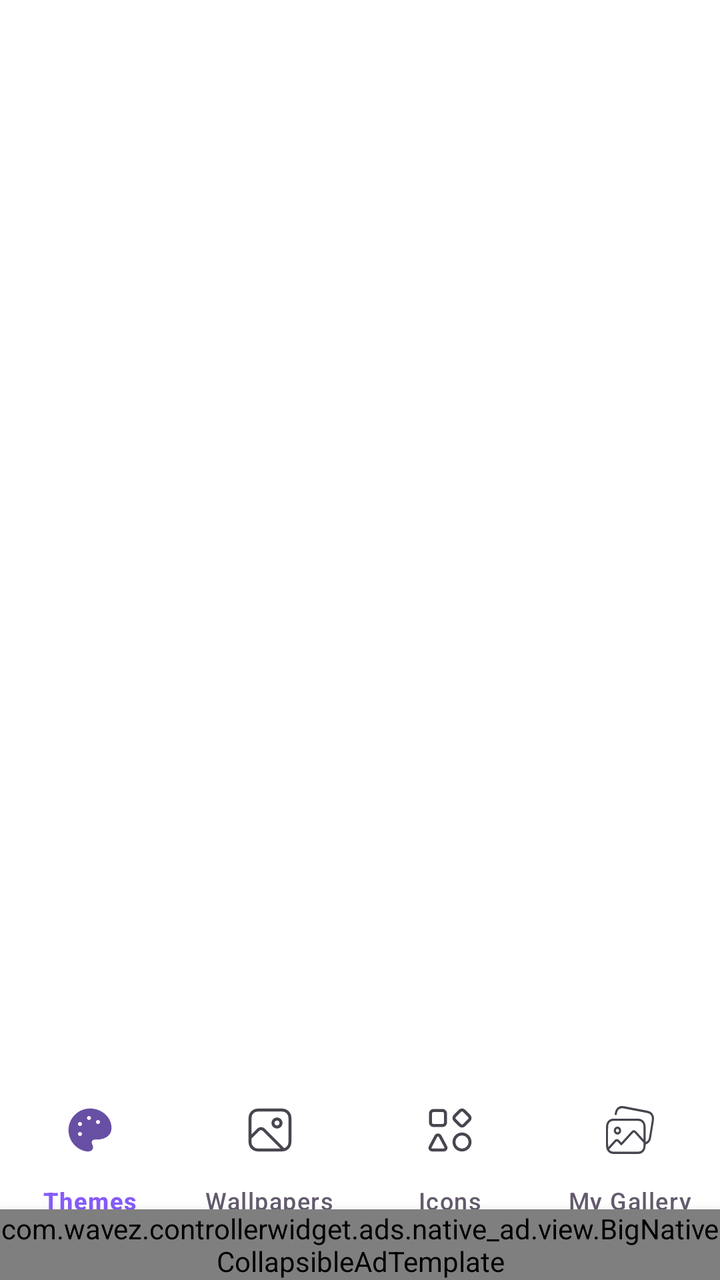
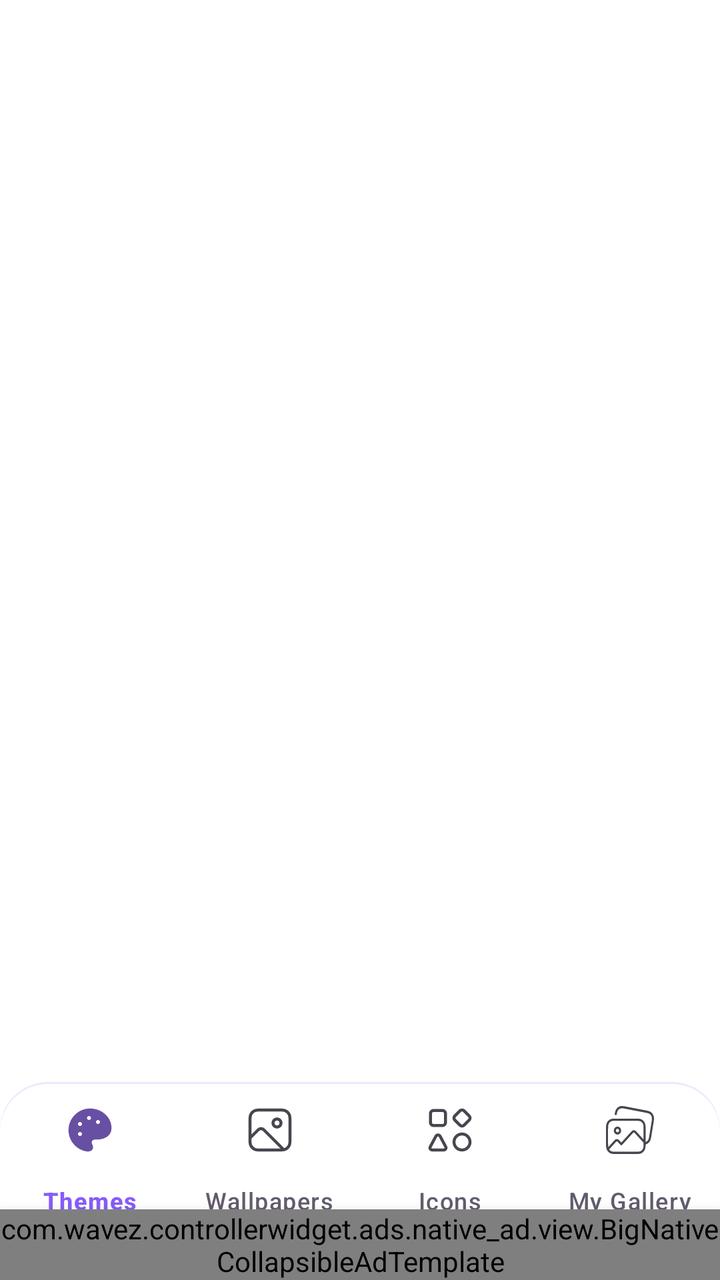

An Android layout rendered at two revisions. The XML below is the earlier revision; the diff shows what the commit changed to produce the second picture.
<!-- AndroidManifest.xml: application theme Theme.ThemeWallpaper -->
<!-- res/layout/activity_main.xml -->
<?xml version="1.0" encoding="utf-8"?>
<androidx.constraintlayout.widget.ConstraintLayout xmlns:android="http://schemas.android.com/apk/res/android"
    xmlns:app="http://schemas.android.com/apk/res-auto"
    android:id="@+id/root"
    android:layout_width="match_parent"
    android:layout_height="match_parent"
    android:background="@color/white"
    android:gravity="center"
    android:orientation="vertical">

    <TextView
        android:id="@+id/titleText"
        android:layout_width="wrap_content"
        android:layout_height="wrap_content"
        android:text="Control Center Demo"
        android:textColor="@color/black"
        android:textSize="24sp"
        android:textStyle="bold" />

    <TextView
        android:id="@+id/accessibilityStatusText"
        android:layout_width="wrap_content"
        android:layout_height="wrap_content"
        android:layout_marginTop="8dp"
        android:textSize="14sp"
        android:textStyle="bold" />

    <TextView
        android:id="@+id/themeStatusText"
        android:layout_width="match_parent"
        android:layout_height="wrap_content"
        android:layout_marginTop="4dp"
        android:gravity="center"
        android:textSize="12sp"
        android:textStyle="bold" />

    <Button
        android:id="@+id/togglePanelButton"
        android:layout_width="match_parent"
        android:layout_height="wrap_content"
        android:layout_marginTop="24dp"
        android:text="Show Panel" />

    <LinearLayout
        android:id="@+id/permissionButtonsContainer"
        android:layout_width="match_parent"
        android:layout_height="wrap_content"
        android:layout_marginTop="28dp"
        android:orientation="vertical" />

    <Button
        android:id="@+id/testGifWallpaperButton"
        android:layout_width="match_parent"
        android:layout_height="wrap_content"
        android:layout_marginTop="16dp"
        android:backgroundTint="#1976D2"
        android:text="Test GIF Wallpaper"
        android:textColor="@android:color/white" />

    <androidx.viewpager2.widget.ViewPager2
        android:id="@+id/vpMain"
        android:layout_width="match_parent"
        android:layout_height="0dp"
        android:background="@color/white"
        android:clickable="true"
        android:focusable="true"
        app:layout_constraintBottom_toTopOf="@+id/bottomNav"
        app:layout_constraintTop_toTopOf="parent" />

    <com.google.android.material.bottomnavigation.BottomNavigationView
        android:id="@+id/bottomNav"
        android:layout_width="match_parent"
        android:layout_height="wrap_content"
        android:layout_margin="0dp"
        android:background="@drawable/bg_nav_home"
        app:elevation="4dp"
        app:itemActiveIndicatorStyle="@null"
        app:itemIconTint="@null"
        app:itemTextColor="@color/title_tab_color"
        app:labelVisibilityMode="labeled"
        app:layout_constraintBottom_toTopOf="@+id/banner_ads"
        app:layout_constraintEnd_toEndOf="parent"
        app:layout_constraintStart_toStartOf="parent"
        app:menu="@menu/menu_home" />

    <com.ads.admob.banner_ads.BannerAdView
        android:id="@+id/banner_ads"
        android:layout_width="match_parent"
        android:layout_height="wrap_content"
        app:layout_constraintBottom_toBottomOf="parent" />

    <com.wavez.controllerwidget.ads.native_ad.view.BigNativeCollapsibleAdTemplate
        android:id="@+id/native_home"
        android:layout_width="match_parent"
        android:layout_height="wrap_content"
        android:elevation="10dp"
        app:layout_constraintBottom_toBottomOf="parent" />
</androidx.constraintlayout.widget.ConstraintLayout>
<!-- resources referenced by this layout -->
<resources>
  <color name="black">#FF000000</color>
  <color name="white">#FFFFFFFF</color>
  <!-- drawable bg_nav_home (drawable) -->
  <?xml version="1.0" encoding="utf-8"?>
  <shape xmlns:android="http://schemas.android.com/apk/res/android">
  
      <solid android:color="@color/white" />
      <corners
          android:topLeftRadius="24dp"
          android:topRightRadius="24dp" />
  </shape>
  <style name="Theme.ThemeWallpaper" parent="Base.Theme.P67ControllerWidget" />
  <style name="Base.Theme.P67ControllerWidget" parent="Theme.Material3.Light.NoActionBar">
          
          
          <item name="android:statusBarColor">@color/white</item>
          <item name="android:windowLightStatusBar">false</item>
          <item name="statusBarBackground">@color/white</item>
          <item name="android:windowOptOutEdgeToEdgeEnforcement" tools:targetApi="35">true</item>
  
      </style>
</resources>

<!-- the commit's change to res/layout/activity_main.xml (unified diff, before → after) -->
@@ -8,54 +8,7 @@
     android:gravity="center"
     android:orientation="vertical">
 
-    <TextView
-        android:id="@+id/titleText"
-        android:layout_width="wrap_content"
-        android:layout_height="wrap_content"
-        android:text="Control Center Demo"
-        android:textColor="@color/black"
-        android:textSize="24sp"
-        android:textStyle="bold" />
-
-    <TextView
-        android:id="@+id/accessibilityStatusText"
-        android:layout_width="wrap_content"
-        android:layout_height="wrap_content"
-        android:layout_marginTop="8dp"
-        android:textSize="14sp"
-        android:textStyle="bold" />
-
-    <TextView
-        android:id="@+id/themeStatusText"
-        android:layout_width="match_parent"
-        android:layout_height="wrap_content"
-        android:layout_marginTop="4dp"
-        android:gravity="center"
-        android:textSize="12sp"
-        android:textStyle="bold" />
-
-    <Button
-        android:id="@+id/togglePanelButton"
-        android:layout_width="match_parent"
-        android:layout_height="wrap_content"
-        android:layout_marginTop="24dp"
-        android:text="Show Panel" />
-
-    <LinearLayout
-        android:id="@+id/permissionButtonsContainer"
-        android:layout_width="match_parent"
-        android:layout_height="wrap_content"
-        android:layout_marginTop="28dp"
-        android:orientation="vertical" />
-
-    <Button
-        android:id="@+id/testGifWallpaperButton"
-        android:layout_width="match_parent"
-        android:layout_height="wrap_content"
-        android:layout_marginTop="16dp"
-        android:backgroundTint="#1976D2"
-        android:text="Test GIF Wallpaper"
-        android:textColor="@android:color/white" />
+    
 
     <androidx.viewpager2.widget.ViewPager2
         android:id="@+id/vpMain"
<!-- resource entries referenced after the edit -->
@@ -1,17 +1,32 @@
 <!-- resources referenced by this layout -->
 <resources>
-  <color name="black">#FF000000</color>
   <color name="white">#FFFFFFFF</color>
   <!-- drawable bg_nav_home (drawable) -->
   <?xml version="1.0" encoding="utf-8"?>
-  <shape xmlns:android="http://schemas.android.com/apk/res/android">
+  <layer-list xmlns:android="http://schemas.android.com/apk/res/android">
+      <item>
+          <shape>
+              <solid android:color="@color/surfacePrimaryLowEm" />
+              <corners
+                  android:topLeftRadius="24dp"
+                  android:topRightRadius="24dp" />
+          </shape>
   
-      <solid android:color="@color/white" />
-      <corners
-          android:topLeftRadius="24dp"
-          android:topRightRadius="24dp" />
-  </shape>
+      </item>
+  
+      <item android:top="1dp">
+          <shape>
+              <solid android:color="@color/white" />
+              <corners
+                  android:topLeftRadius="24dp"
+                  android:topRightRadius="24dp" />
+            
+          </shape>
+      </item>
+  
+  </layer-list>
   <style name="Theme.ThemeWallpaper" parent="Base.Theme.P67ControllerWidget" />
+  <color name="surfacePrimaryLowEm">#EEE8FF</color>
   <style name="Base.Theme.P67ControllerWidget" parent="Theme.Material3.Light.NoActionBar">
           
           
